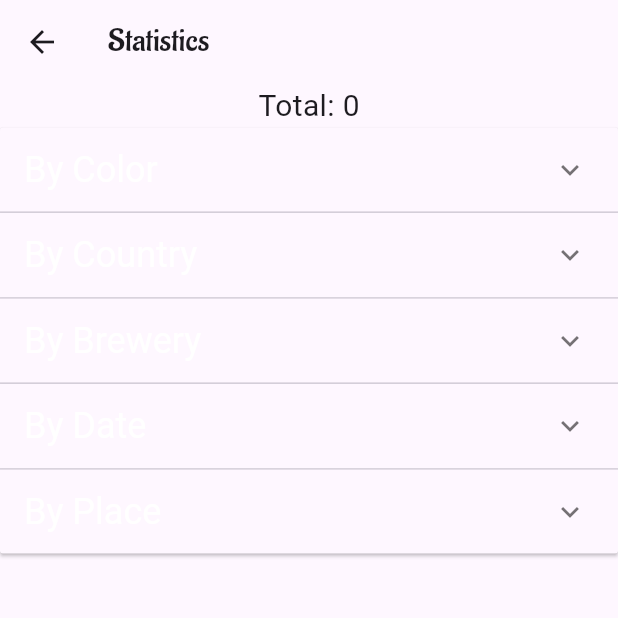
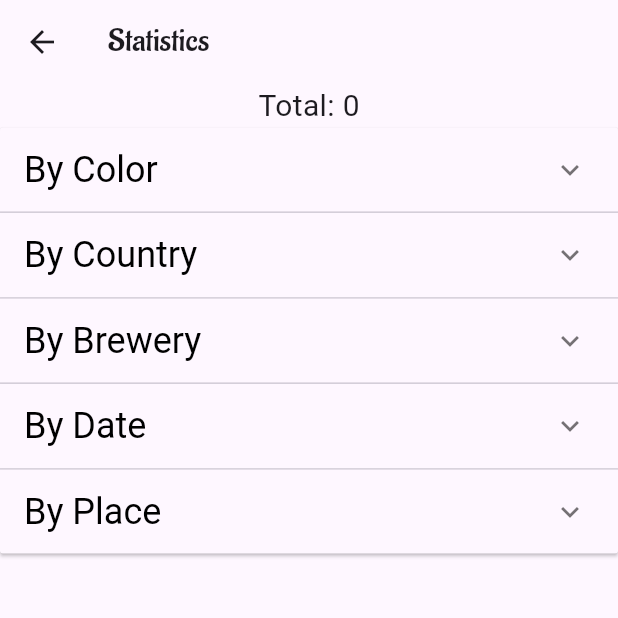
Before and after one commit to zurdelli/tappitas, a Flutter app: the Steps screen opened by its route, on a phone screen of 412 x 824 dp, the top half of it. Run offline on Flutter 3.47's test engine with Material 2 defaults, Android fonts, the light colour scheme and no system bars; our stand-ins replace country_picker, flutter_colorpicker, geocoding, google_fonts, image_cropper, image_picker and 2 more; accounts and stored records are empty.

Commit message:
updated_readme

```diff
--- a/lib/screens/formTapa/crea_tapa_expandable.dart
+++ b/lib/screens/formTapa/crea_tapa_expandable.dart
@@ -130,8 +130,8 @@ class _CreaTapaExpandableState extends State<CreaTapaExpandable> {
   Widget build(BuildContext context) {
     return Scaffold(
       appBar: AppBar(
-        title:
-            Text("Tappa", style: GoogleFonts.leckerliOne(), textScaleFactor: 1),
+        title: Text("Tappa",
+            style: TextStyle(fontFamily: 'Aladin'), textScaleFactor: 1.4),
         actions: [
           TextButton.icon(
               style: ButtonStyle(
--- a/lib/screens/statistics/statistics.dart
+++ b/lib/screens/statistics/statistics.dart
@@ -111,11 +111,23 @@ class _StatisticsState extends State<Statistics> {
           headerBuilder: (BuildContext context, bool isExpanded) {
             return ListTile(
               title: Text(step.title),
-              titleTextStyle: TextStyle(fontSize: 24),
+              titleTextStyle: TextStyle(
+                  fontSize: 24,
+                  color: MediaQuery.of(context).platformBrightness ==
+                          Brightness.light
+                      ? Colors.black
+                      : Colors.white),
             );
           },
           body: ListTile(
-            title: Text(step.body),
+            title: Text(
+              step.body,
+              style: TextStyle(
+                  color: MediaQuery.of(context).platformBrightness ==
+                          Brightness.light
+                      ? Colors.black
+                      : Colors.white),
+            ),
           ),
           isExpanded: step.isExpanded,
         );
```
Also changed, not shown: 2 other files.
